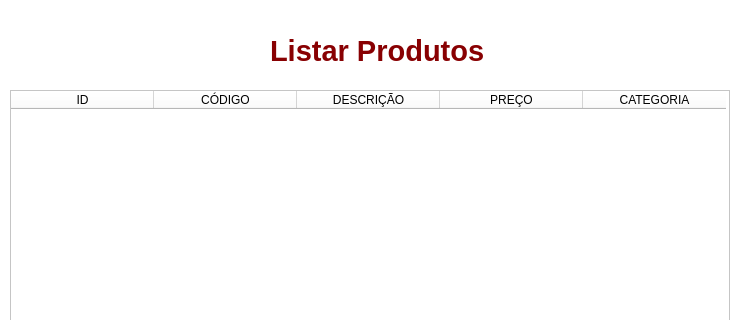
This is listagem.ui in Biguelini/cadastro-de-produtos as Qt 5 draws it before an edit; both pictures show x 0 to 741 and y 0 to 320 of the 741 by 600 pixel window. The edited form follows.
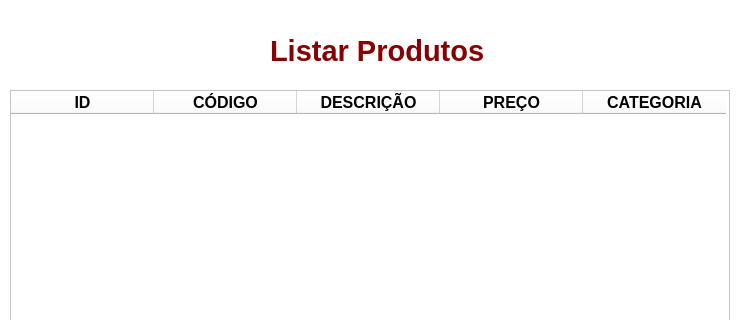
This is the edited form.

```diff
--- a/listagem.ui
+++ b/listagem.ui
@@ -83,7 +83,7 @@
      <string notr="true">background-color: rgb(255,255,255);</string>
     </property>
     <property name="gridStyle">
-     <enum>Qt::SolidLine</enum>
+     <enum>Qt::DashLine</enum>
     </property>
     <property name="columnCount">
      <number>5</number>
@@ -110,26 +110,61 @@
      <property name="text">
       <string>ID</string>
      </property>
+     <property name="font">
+      <font>
+       <pointsize>12</pointsize>
+       <weight>75</weight>
+       <bold>true</bold>
+      </font>
+     </property>
     </column>
     <column>
      <property name="text">
       <string>CÓDIGO</string>
      </property>
+     <property name="font">
+      <font>
+       <pointsize>12</pointsize>
+       <weight>75</weight>
+       <bold>true</bold>
+      </font>
+     </property>
     </column>
     <column>
      <property name="text">
       <string>DESCRIÇÃO</string>
      </property>
+     <property name="font">
+      <font>
+       <pointsize>12</pointsize>
+       <weight>75</weight>
+       <bold>true</bold>
+      </font>
+     </property>
     </column>
     <column>
      <property name="text">
       <string>PREÇO</string>
      </property>
+     <property name="font">
+      <font>
+       <pointsize>12</pointsize>
+       <weight>75</weight>
+       <bold>true</bold>
+      </font>
+     </property>
     </column>
     <column>
      <property name="text">
       <string>CATEGORIA</string>
      </property>
+     <property name="font">
+      <font>
+       <pointsize>12</pointsize>
+       <weight>75</weight>
+       <bold>true</bold>
+      </font>
+     </property>
     </column>
    </widget>
   </widget>
```
